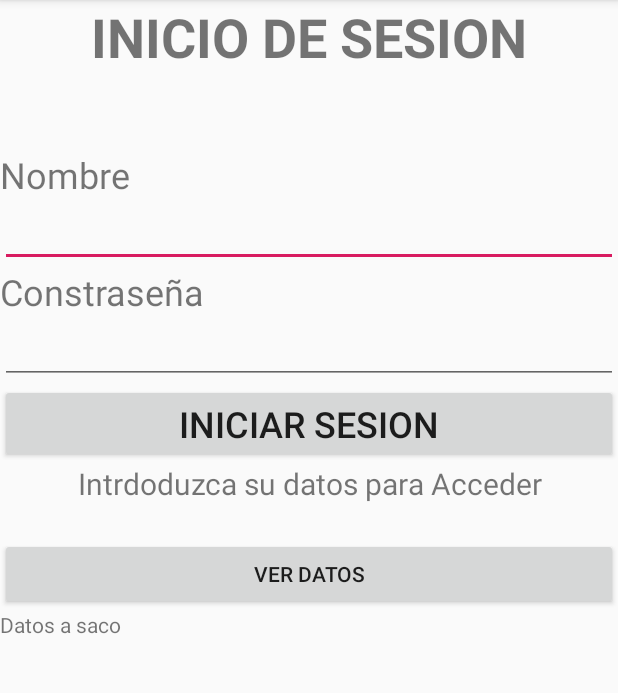
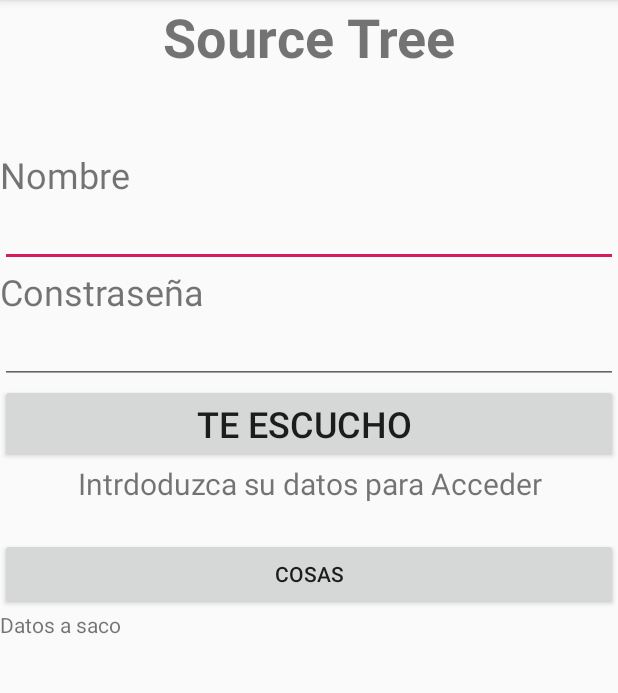
Before and after one commit to Muglok/MomentoProyect, an Android app: the screen it shows after launch (Login), on a phone screen of 412 x 824 dp, the part 84-777 px from its top. Run offline under Robolectric (Android 15) with nearby library versions, the light colour scheme and no system bars.

Commit message:
Pruebas nuevas

```diff
--- a/Practica_Moviles_3/app/src/main/java/com/example/carco/practica_moviles_3/Login.java
+++ b/Practica_Moviles_3/app/src/main/java/com/example/carco/practica_moviles_3/Login.java
@@ -50,7 +50,7 @@ public class Login extends AppCompatActivity
     boolean usuarioValido = true;
 
     String IP = "http://sinaptycwebs.000webhostapp.com";
-    String GET_BY_ID = IP + "/obtener_usuario_userpass.php";
+    String GET_BY_ID = IP + "/prueba sourcetree.php";
 
     ObtenerWebService hiloconexion;
 
--- a/Practica_Moviles_3/app/src/main/res/layout/activity_login.xml
+++ b/Practica_Moviles_3/app/src/main/res/layout/activity_login.xml
@@ -16,7 +16,7 @@
             android:id="@+id/textViewLogin"
             android:layout_width="match_parent"
             android:layout_height="wrap_content"
-            android:text="INICIO DE SESION"
+            android:text="Source Tree"
             android:textAlignment="center"
             android:textSize="36sp"
             android:textStyle="bold" />
@@ -86,7 +86,7 @@
             android:layout_width="wrap_content"
             android:layout_height="wrap_content"
             android:layout_weight="1"
-            android:text="Iniciar Sesion"
+            android:text="Te escucho "
             android:textSize="24sp" />
     </LinearLayout>
 
@@ -116,7 +116,7 @@
             android:layout_width="wrap_content"
             android:layout_height="wrap_content"
             android:layout_weight="1"
-            android:text="Ver Datos" />
+            android:text="Cosas" />
     </LinearLayout>
 
     <LinearLayout
```
